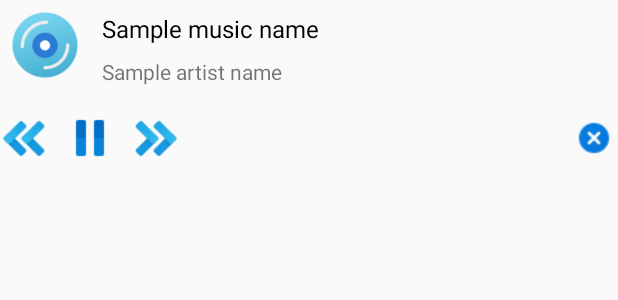
After one commit to JaMiK05/MyMusicApp, an Android app built with Jetpack Compose: the layout remote_view.xml on its own in the app's theme, with its tools: preview values and no code run, on a phone screen of 412 x 824 dp. The commit adds this screen. Shown: the top 300 px of the screen. Run offline under Robolectric (Android 15) with nearby library versions, the phone set to English and light mode, and no system bars.

Commit message:
upload git

```diff
--- a/app/src/main/AndroidManifest.xml
+++ b/app/src/main/AndroidManifest.xml
@@ -15,7 +15,7 @@
         android:allowBackup="true"
         android:dataExtractionRules="@xml/data_extraction_rules"
         android:fullBackupContent="@xml/backup_rules"
-        android:icon="@mipmap/ic_launcher"
+        android:icon="@drawable/app_icon"
         android:label="@string/app_name"
         android:roundIcon="@mipmap/ic_launcher_round"
         android:supportsRtl="true"
--- a/app/src/main/java/uz/gita/music_app_jamik/data/model/SpeedEnum.kt
+++ b/app/src/main/java/uz/gita/music_app_jamik/data/model/SpeedEnum.kt
@@ -3,7 +3,7 @@ package uz.gita.music_app_jamik.data.model
 /**
  *   Created by Jamik on 7/16/2023 ot 2:09 PM
  **/
-enum class SpeedEnum(val speed: Long) {
-    Sekin(2000), Ortacha(1000),
-    Tez(750), JudaTez(500)
+enum class SpeedEnum(val speed: Long, val emitInt: Int) {
+    Sekin(2000,500), Ortacha(1000,1000),
+    Tez(750,1500), JudaTez(500,2000)
 }
--- a/app/src/main/java/uz/gita/music_app_jamik/ui/componenta/CircularSeekBar.kt
+++ b/app/src/main/java/uz/gita/music_app_jamik/ui/componenta/CircularSeekBar.kt
@@ -38,7 +38,6 @@ fun CircularSeekBar(
     inActiveColor: Color = Color.Gray,
     dotColor: Color = Color.Black,
 ) {
-    Log.d("TTT", "circular ${value.toFloat() / steps.toFloat()}")
     Box(
         modifier = Modifier.size(size + 5.dp),
         contentAlignment = Alignment.Center
--- a/app/src/main/java/uz/gita/music_app_jamik/ui/componenta/MusicItems.kt
+++ b/app/src/main/java/uz/gita/music_app_jamik/ui/componenta/MusicItems.kt
@@ -64,11 +64,11 @@ fun PlayMusicItem(
             .height(50.dp)
             .padding(vertical = 2.dp)
             .padding(start = 5.dp)
-            .combinedClickable(onLongClick = { onLongClick?.invoke(musicData) }, onClick = {}),
+            .combinedClickable(onClick = { onLongClick?.invoke(musicData) }),
         verticalAlignment = Alignment.CenterVertically
     ) {
         Text(
-            modifier = Modifier.width(25.dp),
+            modifier = Modifier.width(35.dp),
             text = "${index+1}",
             color = textColor,
             textAlign = TextAlign.Center,
--- a/app/src/main/java/uz/gita/music_app_jamik/util/ContentManager.kt
+++ b/app/src/main/java/uz/gita/music_app_jamik/util/ContentManager.kt
@@ -33,7 +33,7 @@ fun Context.getMusicCursor(): Flow<Cursor> = flow {
 fun Cursor.getMusicDataByPosition(pos: Int): MusicData {
     this.moveToPosition(pos)
 
-    var albumArt: Bitmap? = null
+    var albumArt: Bitmap?
     try {
         val mmr = MediaMetadataRetriever()
 
--- a/app/src/main/java/uz/gita/music_app_jamik/util/MyEventBus.kt
+++ b/app/src/main/java/uz/gita/music_app_jamik/util/MyEventBus.kt
@@ -10,7 +10,7 @@ import uz.gita.music_app_jamik.data.model.SpeedEnum
  **/
 object MyEventBus {
 
-    var musicPos: Int = -1
+    var musicPos = MutableStateFlow(-1)
 
     var playMusicPos: Int = -1
 
@@ -21,6 +21,8 @@ object MyEventBus {
     var listSize: Int = 0
 
     var cursor: Cursor? = null
+
+    var musicList = MutableStateFlow<ArrayList<MusicData>>(arrayListOf())
 
     val speed = MutableStateFlow(SpeedEnum.Ortacha)
 
--- /dev/null
+++ b/app/src/main/res/layout/remote_view.xml
@@ -0,0 +1,104 @@
+<?xml version="1.0" encoding="utf-8"?>
+<LinearLayout xmlns:android="http://schemas.android.com/apk/res/android"
+    android:layout_width="match_parent"
+    android:layout_height="wrap_content"
+    xmlns:tools="http://schemas.android.com/tools"
+    android:id="@+id/containernotif"
+    android:orientation="vertical">
+    <LinearLayout
+        android:layout_width="match_parent"
+        android:orientation="horizontal"
+        android:layout_height="wrap_content">
+        <ImageView
+            android:id="@+id/musicphoto"
+            android:layout_width="60dp"
+            android:layout_height="60dp"
+            android:padding="4dp"
+            android:scaleType="centerCrop"
+            tools:src="@drawable/remote_disk"/>
+
+        <LinearLayout
+            android:layout_width="wrap_content"
+            android:orientation="vertical"
+            android:layout_height="wrap_content">
+            <TextView
+                android:id="@+id/musicname"
+                android:layout_width="match_parent"
+                android:layout_height="wrap_content"
+                tools:text="Sample music name"
+                android:layout_marginLeft="8dp"
+                android:layout_marginRight="8dp"
+                android:layout_marginTop="8dp"
+                android:maxLines="1"
+                android:ellipsize="end"
+                android:textColor="@color/black"
+                android:textSize="16sp" />
+
+            <TextView
+                android:id="@+id/musicowner"
+                android:layout_width="match_parent"
+                android:layout_height="wrap_content"
+                tools:text="Sample artist name"
+                android:layout_marginTop="8dp"
+                android:layout_marginLeft="8dp"
+                android:layout_marginRight="8dp"
+                android:maxLines="1"
+                android:ellipsize="end"
+                android:textSize="14sp" />
+
+        </LinearLayout>
+
+
+    </LinearLayout>
+
+
+
+    <LinearLayout
+        android:layout_width="match_parent"
+        android:layout_height="wrap_content"
+        android:orientation="horizontal"
+        android:layout_marginTop="16dp">
+
+        <ImageView
+            android:id="@+id/musicprev"
+            android:layout_width="32dp"
+            android:layout_height="32dp"
+            android:src="@drawable/remote_pev"
+            />
+
+        <ImageView
+            android:id="@+id/playOrPause"
+            android:layout_width="32dp"
+            android:layout_height="32dp"
+            android:layout_marginLeft="12dp"
+            android:layout_marginRight="12dp"
+            android:rotationY="180"
+            android:src="@drawable/remote_pause"
+            android:rotation="180"
+            />
+
+        <ImageView
+            android:id="@+id/musicnext"
+            android:layout_width="32dp"
+            android:layout_height="32dp"
+            android:src="@drawable/remote_next"
+            />
+
+        <TextView
+            android:layout_width="0dp"
+            android:layout_height="match_parent"
+            android:layout_weight="1"/>
+
+
+        <ImageView
+            android:id="@+id/musiccancel"
+            android:layout_width="32dp"
+            android:layout_height="32dp"
+            android:layout_gravity="center"
+            android:src="@drawable/remote_cancel"
+            android:padding="4dp"
+            />
+
+    </LinearLayout>
+
+</LinearLayout>
```
Also changed, not shown: app/src/main/java/uz/gita/music_app_jamik/data/model/MusicData.kt (+17 -2 lines), app/src/main/java/uz/gita/music_app_jamik/di/RepositoryModule.kt (added, +22 -0 lines), app/src/main/java/uz/gita/music_app_jamik/domain/AppRepository.kt (added, +14 -0 lines), app/src/main/java/uz/gita/music_app_jamik/domain/AppRepositoryImpl.kt (added, +37 -0 lines), app/src/main/java/uz/gita/music_app_jamik/presentation/play/PlayScreen.kt (+27 -40 lines), app/src/main/java/uz/gita/music_app_jamik/presentation/splash/SplashViewModel.kt (+12 -6 lines), app/src/main/java/uz/gita/music_app_jamik/service/MusicService.kt (+20 -20 lines), app/src/main/java/uz/gita/music_app_jamik/util/PermissionUtils.kt (+13 -0 lines), app/src/main/res/drawable/app_icon.png (added).
